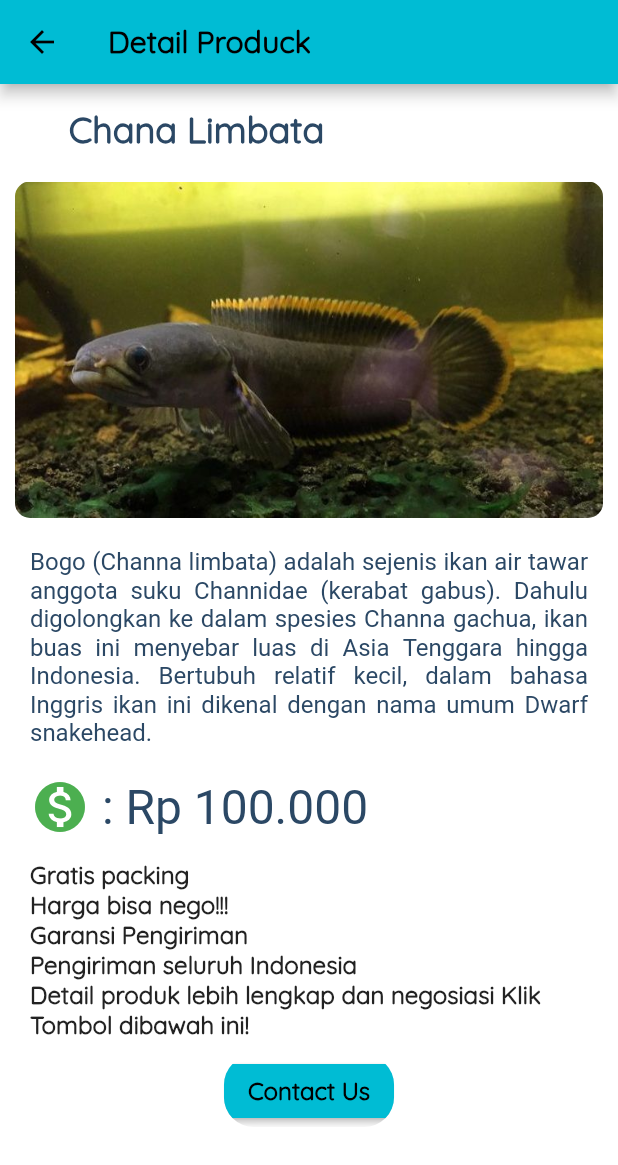
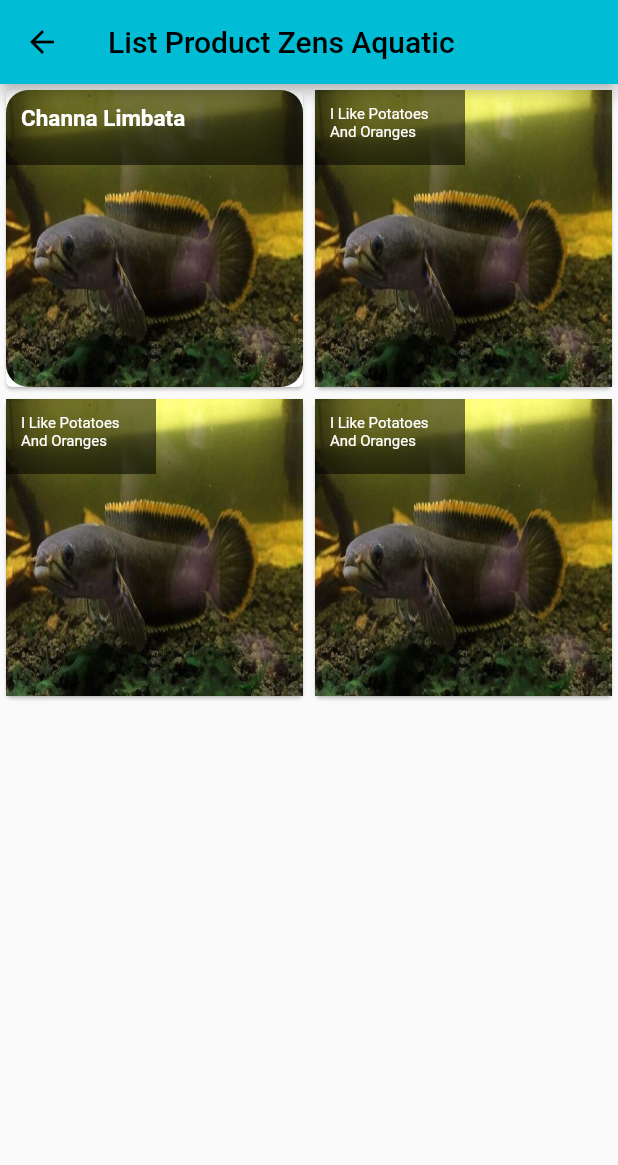
Before and after one commit to zeinadris/submission_dicoding_flutter_pemula_zens_aquatic, a Flutter app: the screen it shows after launch, after a tap on "Continue", on a phone screen of 412 x 824 dp. Shown: the top 1165 px of the screen. Run offline on Flutter 3.47's test engine with Material 2 defaults, Android fonts, the light colour scheme and no system bars; statements that could not run were skipped.

Commit message:
Design detail & list

```diff
--- a/lib/detail_page.dart
+++ b/lib/detail_page.dart
@@ -10,34 +10,42 @@ class DetailPage extends StatelessWidget {
     return Scaffold(
       backgroundColor: Colors.white,
       appBar: AppBar(
-        title: Text(
-          'Detail Produck',
+        title: Row(
+          mainAxisAlignment: MainAxisAlignment.spaceBetween,
+          children: <Widget>[
+            Text(
+              'Detail Product',
               style: TextStyle(
                 fontFamily: 'Quicksand',
                 fontWeight: FontWeight.bold,
               ),
             ),
+            const FavoriteButton(),
+          ],
         ),
-      body: SingleChildScrollView(
+      ),
+      body: SafeArea(
+        child: SingleChildScrollView(
             child: Column(
           mainAxisAlignment: MainAxisAlignment.spaceBetween,
           children: <Widget>[
             Column(
               children: <Widget>[
-              Container(
-                padding: const EdgeInsets.only(right: 150, top: 15, bottom: 20),
+                Card(
+                  color: Colors.blueAccent,
+                  child: ClipRRect(
+                    borderRadius: BorderRadius.circular(15),
+                    child: Container(
+                      padding: const EdgeInsets.all(20),
                       child: Text(
-                  'Chana Limbata',
+                        'Channa Limbata',
                         style: TextStyle(
                             fontFamily: 'Quicksand',
                             fontSize: 24,
-                      color: Color.fromARGB(
-                        0xFF,
-                        0x2B,
-                        0x48,
-                        0x65,
+                            color: Colors.white,
+                            fontWeight: FontWeight.bold),
                       ),
-                      fontWeight: FontWeight.bold),
+                    ),
                   ),
                 ),
                 Container(
@@ -47,52 +55,55 @@ class DetailPage extends StatelessWidget {
                     child: Image.asset('images/list/limbata.jpg'),
                   ),
                 ),
-              Container(
+                Card(
+                  color: Colors.blueAccent,
+                  child: Container(
                     padding: const EdgeInsets.all(20),
                     child: Text(
                       'Bogo (Channa limbata) adalah sejenis ikan air tawar anggota suku Channidae (kerabat gabus). Dahulu digolongkan ke dalam spesies Channa gachua, ikan buas ini menyebar luas di Asia Tenggara hingga Indonesia. Bertubuh relatif kecil, dalam bahasa Inggris ikan ini dikenal dengan nama umum Dwarf snakehead.',
                       textAlign: TextAlign.justify,
-                  style: TextStyle(
-                      fontSize: 16,
-                      color: Color.fromARGB(
-                        0xFF,
-                        0x2B,
-                        0x48,
-                        0x65,
-                      )),
+                      style: TextStyle(fontSize: 16, color: Colors.white),
                     ),
                   ),
-              Container(
+                ),
+                Card(
+                  color: Colors.blueAccent,
+                  child: ClipRRect(
+                    borderRadius: BorderRadius.circular(20),
+                    child: Container(
                       padding: const EdgeInsets.only(left: 20),
                       child: Row(
                           mainAxisAlignment: MainAxisAlignment.start,
                           children: <Widget>[
                             Icon(
                               Icons.monetization_on,
-                        color: Colors.green,
+                              color: Colors.white,
                               size: 40,
                             ),
                             Text(' : Rp 100.000',
                                 style: TextStyle(
-                              fontSize: 32,
-                              color: Color.fromARGB(
-                                0xFF,
-                                0x2B,
-                                0x48,
-                                0x65,
-                              )))
+                                    fontSize: 32, color: Colors.white))
                           ]),
                     ),
-              Container(
+                  ),
+                ),
+                Card(
+                  color: Colors.blueAccent,
+                  child: ClipRRect(
+                    borderRadius: BorderRadius.circular(20),
+                    child: Container(
                       padding: const EdgeInsets.only(
                           top: 15, right: 20, left: 20, bottom: 10),
                       child: Text(
-                  'Gratis packing\nHarga bisa nego!!!\nGaransi Pengiriman\nPengiriman seluruh Indonesia\nDetail produk lebih lengkap dan negosiasi Klik Tombol dibawah ini!',
+                        'Gratis packing\nGratis karantina\nHarga bisa nego!!!\nGaransi Pengiriman\nPengiriman seluruh Indonesia\nDetail produk lebih lengkap dan negosiasi Klik Tombol dibawah ini!',
                         textAlign: TextAlign.left,
                         style: TextStyle(
                             fontSize: 16,
                             fontFamily: 'Quicksand',
-                      fontWeight: FontWeight.bold),
+                            fontWeight: FontWeight.bold,
+                            color: Colors.white),
+                      ),
+                    ),
                   ),
                 ),
                 Container(
@@ -105,7 +116,7 @@ class DetailPage extends StatelessWidget {
                         'Contact Us',
                         style: TextStyle(
                             fontFamily: 'Quicksand',
-                          fontSize: 16,
+                            fontSize: 24,
                             fontWeight: FontWeight.bold),
                       ),
                     ),
@@ -115,6 +126,32 @@ class DetailPage extends StatelessWidget {
             )
           ],
         )),
+      ),
     );
   }
 }
+
+class FavoriteButton extends StatefulWidget {
+  const FavoriteButton({Key? key}) : super(key: key);
+
+  @override
+  _FavoriteButtonState createState() => _FavoriteButtonState();
+}
+
+class _FavoriteButtonState extends State<FavoriteButton> {
+  bool isFavorite = false;
+
+  @override
+  Widget build(BuildContext context) {
+    return IconButton(
+        onPressed: () {
+          setState(() {
+            isFavorite = !isFavorite;
+          });
+        },
+        icon: Icon(
+          isFavorite ? Icons.favorite : Icons.favorite_border,
+          color: Colors.red,
+        ));
+  }
+}
--- /dev/null
+++ b/lib/list_page.dart
@@ -0,0 +1,125 @@
+import 'package:flutter/material.dart';
+import 'package:zens_aquatic/detail_page.dart';
+
+class ListPage extends StatelessWidget {
+  const ListPage({Key? key}) : super(key: key);
+
+  @override
+  Widget build(BuildContext context) {
+    return Scaffold(
+      appBar: AppBar(
+        title: Text('List Product Zens Aquatic'),
+      ),
+      body: SafeArea(
+        child: GridView.count(
+            // Create a grid with 2 columns. If you change the scrollDirection to
+            // horizontal, this produces 2 rows.
+            crossAxisCount: 2,
+            // Generate 100 widgets that display their index in the List.
+            children: <Widget>[
+              InkWell(
+                onTap: () {
+                  Navigator.push(context, MaterialPageRoute(builder: (context) {
+                    return DetailPage();
+                  }));
+                },
+                child: Card(
+                  child: ClipRRect(
+                    borderRadius: BorderRadius.circular(15),
+                    child: Stack(
+                      children: <Widget>[
+                        Image.asset(
+                          'images/list/limbata.jpg',
+                          fit: BoxFit.cover,
+                        ),
+                        Positioned(
+                            width: 200,
+                            height: 50,
+                            child: Container(
+                              width: 100,
+                              color: Colors.black54,
+                              padding: const EdgeInsets.all(10),
+                              child: const Text(
+                                'Channa Limbata',
+                                style: TextStyle(
+                                    fontSize: 15,
+                                    color: Colors.white,
+                                    fontWeight: FontWeight.bold),
+                              ),
+                            ))
+                      ],
+                    ),
+                  ),
+                ),
+              ),
+              Card(
+                child: Stack(
+                  children: <Widget>[
+                    Image.asset(
+                      'images/list/limbata.jpg',
+                      fit: BoxFit.cover,
+                    ),
+                    Positioned(
+                        width: 100,
+                        height: 50,
+                        child: Container(
+                          width: 100,
+                          color: Colors.black54,
+                          padding: const EdgeInsets.all(10),
+                          child: const Text(
+                            'I Like Potatoes And Oranges',
+                            style: TextStyle(fontSize: 10, color: Colors.white),
+                          ),
+                        ))
+                  ],
+                ),
+              ),
+              Card(
+                child: Stack(
+                  children: <Widget>[
+                    Image.asset(
+                      'images/list/limbata.jpg',
+                      fit: BoxFit.cover,
+                    ),
+                    Positioned(
+                        width: 100,
+                        height: 50,
+                        child: Container(
+                          width: 100,
+                          color: Colors.black54,
+                          padding: const EdgeInsets.all(10),
+                          child: const Text(
+                            'I Like Potatoes And Oranges',
+                            style: TextStyle(fontSize: 10, color: Colors.white),
+                          ),
+                        ))
+                  ],
+                ),
+              ),
+              Card(
+                child: Stack(
+                  children: <Widget>[
+                    Image.asset(
+                      'images/list/limbata.jpg',
+                      fit: BoxFit.cover,
+                    ),
+                    Positioned(
+                        width: 100,
+                        height: 50,
+                        child: Container(
+                          width: 100,
+                          color: Colors.black54,
+                          padding: const EdgeInsets.all(10),
+                          child: const Text(
+                            'I Like Potatoes And Oranges',
+                            style: TextStyle(fontSize: 10, color: Colors.white),
+                          ),
+                        )),
+                  ],
+                ),
+              )
+            ]),
+      ),
+    );
+  }
+}
--- a/lib/main.dart
+++ b/lib/main.dart
@@ -1,5 +1,6 @@
 import 'package:flutter/material.dart';
 import 'package:zens_aquatic/detail_page.dart';
+import 'package:zens_aquatic/list_page.dart';
 import 'package:zens_aquatic/welcome_page.dart';
 
 void main() {
--- a/lib/welcome_page.dart
+++ b/lib/welcome_page.dart
@@ -2,6 +2,7 @@ import 'dart:ui';
 
 import 'package:flutter/material.dart';
 import 'package:zens_aquatic/detail_page.dart';
+import 'package:zens_aquatic/list_page.dart';
 
 class WelcomePage extends StatelessWidget {
   const WelcomePage({Key? key}) : super(key: key);
@@ -86,7 +87,7 @@ class WelcomePage extends StatelessWidget {
                     onPressed: () {
                       Navigator.push(context,
                           MaterialPageRoute(builder: (context) {
-                        return DetailPage();
+                        return ListPage();
                       }));
                     },
                   )),
```
Also changed, not shown: images/list/limbata.jpg. Lines whose indentation alone changed are shown as unchanged.
